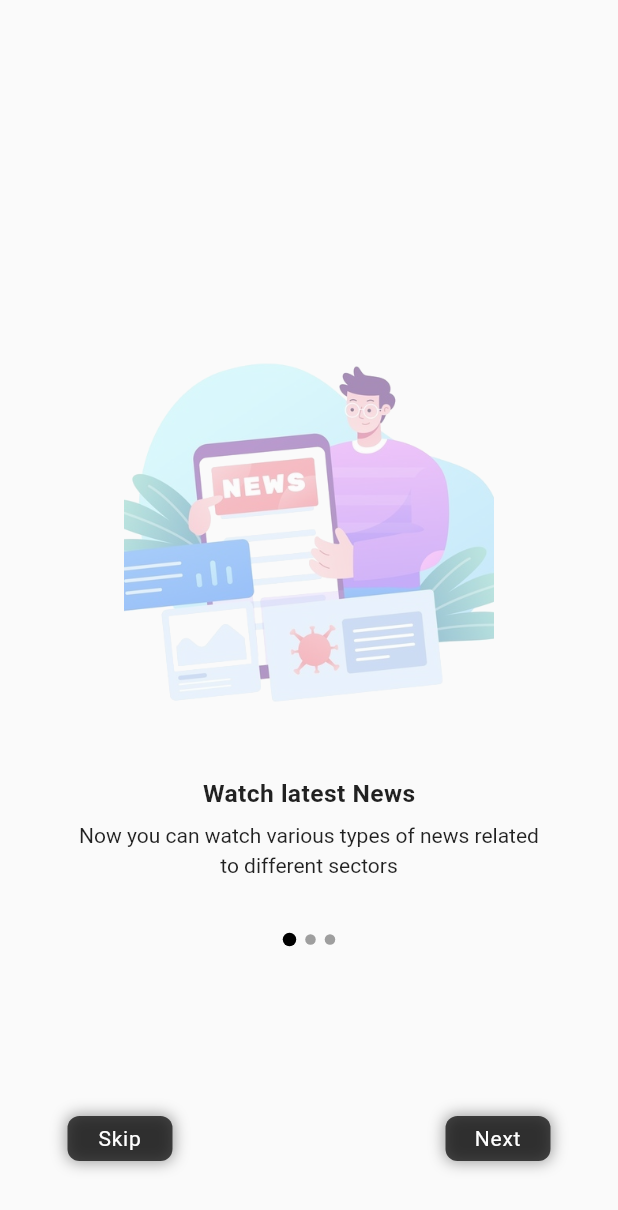
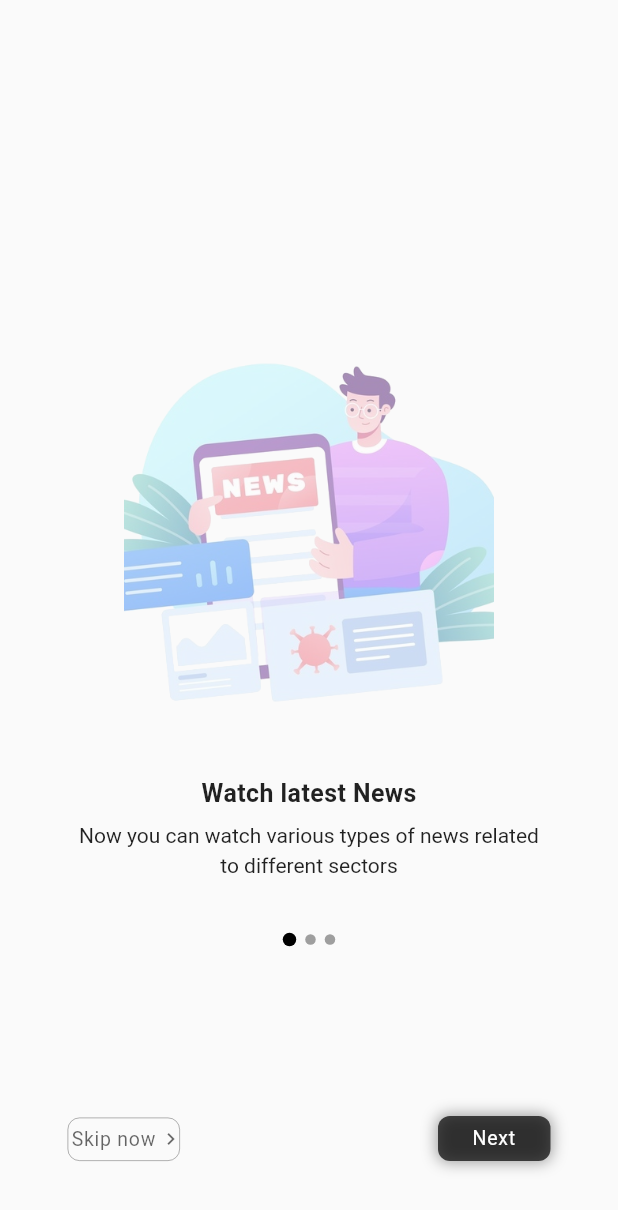
Before and after one commit to Pun-lal/NewsPortal, a Flutter app: the screen it shows after launch, on a phone screen of 412 x 824 dp. Shown: the top 1210 px of the screen. Run offline on Flutter 3.47's test engine with Material 2 defaults, Android fonts, the light colour scheme and no system bars; our stand-ins replace get, google_fonts.

Commit message:
Update on UI of landing page

```diff
--- a/lib/views/landing_screen.dart
+++ b/lib/views/landing_screen.dart
@@ -40,7 +40,7 @@ class LandingViewScreen extends StatelessWidget {
                             landingScreenController
                                 .landingViewModel[index].title!,
                             style: TextStyle(
-                                fontSize: 16.4,
+                                fontSize: 16.6,
                                 fontWeight: FontWeight.bold,
                                 letterSpacing: 0.3),
                           ),
@@ -99,28 +99,36 @@ class LandingViewScreen extends StatelessWidget {
                             child: GestureDetector(
                               onTap: () => Get.off(HomeScreen()),
                               child: Container(
-                                width: 70,
+                                width: 75,
                                 decoration: BoxDecoration(
-                                    color: Colors.black.withOpacity(0.7),
-                                    border: Border.all(style: BorderStyle.none),
-                                    boxShadow: [
-                                      BoxShadow(
-                                        color: Colors.grey,
-                                        spreadRadius: 1,
-                                        blurRadius: 8,
-                                      )
-                                    ],
+                                    border: Border.all(
+                                        width: 0.5,
+                                        color: Colors.black.withOpacity(0.4)),
                                     borderRadius: BorderRadius.circular(8)),
-                                child: Padding(
-                                  padding: const EdgeInsets.all(6.0),
-                                  child: Text(
-                                    "Skip",
-                                    style: TextStyle(
-                                        color: Colors.white,
-                                        letterSpacing: 0.5),
-                                    textAlign: TextAlign.center,
-                                  ),
-                                ),
+                                child: Row(
+                                    mainAxisAlignment: MainAxisAlignment.center,
+                                    children: [
+                                      Container(
+                                        child: Padding(
+                                          padding: const EdgeInsets.symmetric(
+                                              horizontal: 2, vertical: 6.5),
+                                          child: Text(
+                                            "Skip now",
+                                            style: TextStyle(
+                                                fontSize: 13,
+                                                color: Colors.black
+                                                    .withOpacity(0.6),
+                                                letterSpacing: 0.5),
+                                            textAlign: TextAlign.center,
+                                          ),
+                                        ),
+                                      ),
+                                      Icon(
+                                        Icons.chevron_right,
+                                        color: Colors.black.withOpacity(0.6),
+                                        size: 16,
+                                      ),
+                                    ]),
                               ),
                             ),
                           )
@@ -133,7 +141,7 @@ class LandingViewScreen extends StatelessWidget {
                     onTap: landingScreenController.nextPageView,
                     child: Obx(
                       () => Container(
-                        width: landingScreenController.isPageEnd ? 90 : 70,
+                        width: landingScreenController.isPageEnd ? 90 : 75,
                         decoration: BoxDecoration(
                             color: Colors.black.withOpacity(0.7),
                             border: Border.all(style: BorderStyle.none),
@@ -146,13 +154,15 @@ class LandingViewScreen extends StatelessWidget {
                             ],
                             borderRadius: BorderRadius.circular(8)),
                         child: Padding(
-                            padding: const EdgeInsets.all(6.0),
+                            padding: const EdgeInsets.all(6.5),
                             child: Text(
                               landingScreenController.isPageEnd
                                   ? "Get Started"
                                   : "Next",
                               style: TextStyle(
-                                  color: Colors.white, letterSpacing: 0.5),
+                                  fontSize: 13,
+                                  color: Colors.white,
+                                  letterSpacing: 0.5),
                               textAlign: TextAlign.center,
                             )),
                       ),
--- a/lib/views/splash_screen.dart
+++ b/lib/views/splash_screen.dart
@@ -3,7 +3,6 @@ import 'package:flutter/services.dart';
 import 'package:get/get.dart';
 import 'package:google_fonts/google_fonts.dart';
 import 'package:news_portal/controllers/splash_screen_controller.dart';
-import 'package:news_portal/views/home_screen.dart';
 import 'package:news_portal/views/landing_screen.dart';
 
 class SplashScreen extends StatelessWidget {
@@ -41,10 +40,10 @@ class SplashScreen extends StatelessWidget {
                           SizedBox(
                             height: Get.height * 0.4,
                           ),
-                          Text("Keep updated on news",
+                          Text("Read and enjoy the news",
                               style: TextStyle(
                                   color: Colors.grey[700],
-                                  fontSize: 13,
+                                  fontSize: 14,
                                   fontFamily:
                                       GoogleFonts.notoSans().fontFamily)),
                         ],
```
